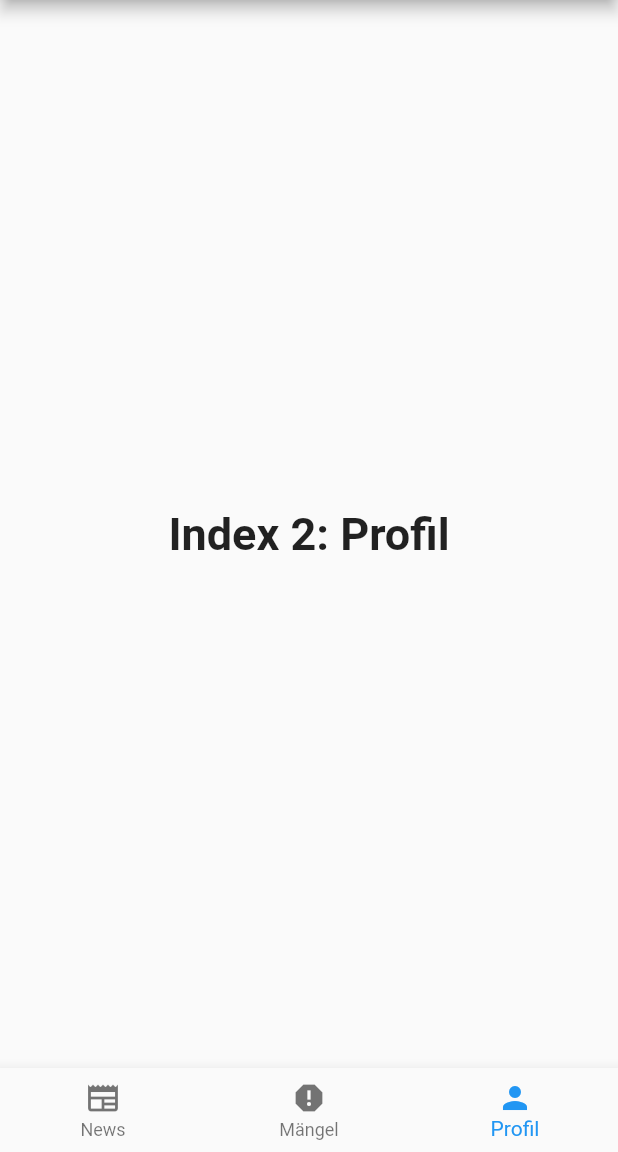
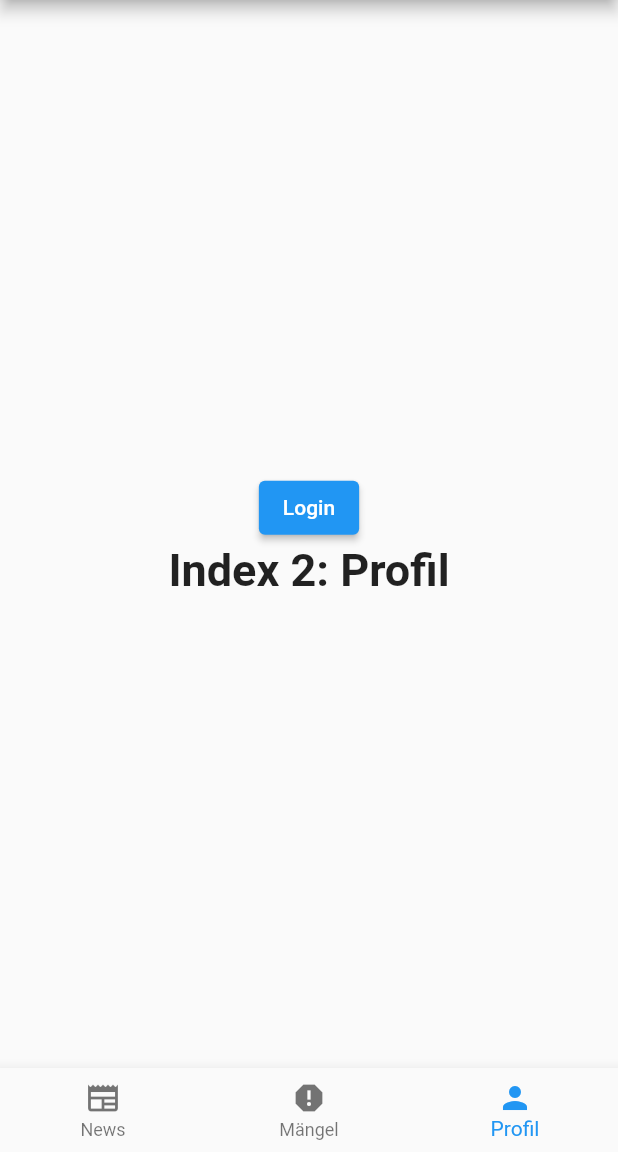
Before and after one commit to nizzgruber/gemeindetrommler_mirror, a Flutter app: the screen it shows after launch, item 3 of the bottom bar chosen, on a phone screen of 412 x 824 dp, the part 84-1236 px from its top. Run offline on Flutter 3.47's test engine with Material 2 defaults, Android fonts, the phone set to English and light mode, and no system bars; network calls fail.

Commit message:
login variable zum ein und auschalten der mängel liste (Später möglicherweise auch nutzbar für "Darf nur mängel posten wen angemeldet"

```diff
--- a/lib/home.dart
+++ b/lib/home.dart
@@ -1,4 +1,6 @@
 import 'package:flutter/material.dart';
+import 'package:flutter/widgets.dart';
+
 
 import 'UserDefinedList.dart';
 
@@ -13,9 +15,14 @@ class MyHomePage extends StatefulWidget {
 
 class _MyHomePageState extends State<MyHomePage> {
   int _selectedIndex = 0;
+  bool login = false;
+  bool isIssueItemEnabled = true;
+
   static const TextStyle optionStyle =
   TextStyle(fontSize: 30, fontWeight: FontWeight.bold);
-  static /*const*/ final List<Widget> _widgetOptions = <Widget>[
+
+
+  /*static /*const*/ final List<Widget> _widgetOptions = <Widget>[
     /*Text(
       'Index 0: News',
       style: optionStyle,
@@ -26,7 +33,7 @@ class _MyHomePageState extends State<MyHomePage> {
       'Index 2: Profil',
       style: optionStyle,
     )
-  ];
+  ];*/
 
   void _onItemTapped(int index) {
     setState(() {
@@ -34,8 +41,45 @@ class _MyHomePageState extends State<MyHomePage> {
     });
   }
 
+  void setLogin(bool value) {
+    setState(() {
+      login = value;
+      isIssueItemEnabled = value;
+    });
+  }
   @override
   Widget build(BuildContext context) {
+    final List<Widget> _widgetOptions = <Widget>[
+      NewsList(),
+      login ? IssueList() : Container(
+        child: const Text(
+          'Mängel (nur für angemeldete Benutzer verfügbar)',
+          style: optionStyle,
+          textAlign: TextAlign.center,
+        ),
+      ),
+      Column(
+        mainAxisAlignment: MainAxisAlignment.center,
+        children: <Widget>[
+          ElevatedButton(
+            child: Text(login ? 'Logout' : 'Login'),
+            onPressed: () {
+              setLogin(!login);
+            },
+          ),
+          const Text(
+            'Index 2: Profil',
+            style: optionStyle,
+          ),
+        ],
+      ),
+    ];
+
+      /*const Text(
+        'Index 2: Profil',
+        style: optionStyle,
+      )*/
+
     return Scaffold(
       appBar: AppBar(
         title: const Text('Oggauer Gemeinde Trommler'),
--- a/pubspec.yaml
+++ b/pubspec.yaml
@@ -17,7 +17,7 @@ publish_to: 'none' # Remove this line if you wish to publish to pub.dev
 # https://developer.apple.com/library/archive/documentation/General/Reference/InfoPlistKeyReference/Articles/CoreFoundationKeys.html
 # In Windows, build-name is used as the major, minor, and patch parts
 # of the product and file versions while build-number is used as the build suffix.
-version: 1.0.0+1
+version: 0.0.1
 
 environment:
   sdk: '>=2.18.2 <3.0.0'
```
Also changed, not shown: lib/UserDefinedList.dart (+25 -6 lines), 2 other files.
